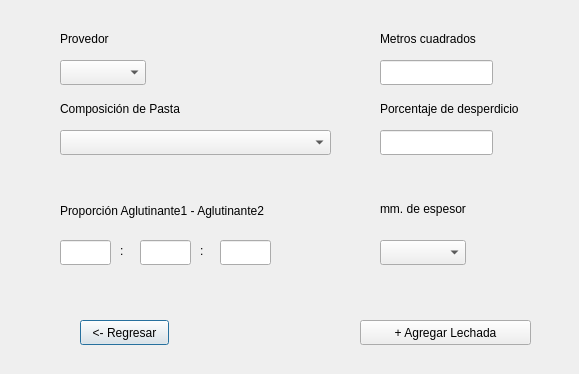
First picture: the form in pastas.ui, repository AleZavRan/Precios-Unitarios, before the edit.
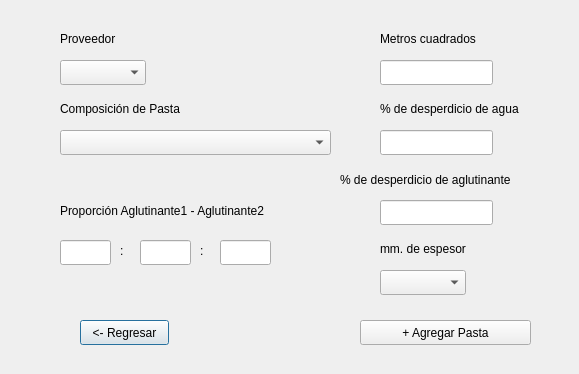
Second picture: the form after the edit.

Commit message: pastas section ended, except getCantidadAguaCemento function. concretos interface created

```diff
--- a/pastas.ui
+++ b/pastas.ui
@@ -59,7 +59,7 @@
     </rect>
    </property>
    <property name="text">
-    <string>+ Agregar Lechada</string>
+    <string>+ Agregar Pasta</string>
    </property>
   </widget>
   <widget class="QComboBox" name="comboBox_provedor">
@@ -82,7 +82,7 @@
     </rect>
    </property>
    <property name="text">
-    <string>Provedor</string>
+    <string>Proveedor</string>
    </property>
   </widget>
   <widget class="QComboBox" name="comboBox_Material">
@@ -187,14 +187,14 @@
     </rect>
    </property>
    <property name="text">
-    <string>Porcentaje de desperdicio</string>
+    <string>% de desperdicio de agua</string>
    </property>
   </widget>
   <widget class="QLabel" name="label_8">
    <property name="geometry">
     <rect>
      <x>380</x>
-     <y>200</y>
+     <y>240</y>
      <width>131</width>
      <height>17</height>
     </rect>
@@ -217,12 +217,35 @@
    <property name="geometry">
     <rect>
      <x>380</x>
-     <y>240</y>
+     <y>270</y>
      <width>86</width>
      <height>25</height>
     </rect>
    </property>
   </widget>
+  <widget class="QLabel" name="label_9">
+   <property name="geometry">
+    <rect>
+     <x>340</x>
+     <y>170</y>
+     <width>221</width>
+     <height>20</height>
+    </rect>
+   </property>
+   <property name="text">
+    <string>% de desperdicio de aglutinante</string>
+   </property>
+  </widget>
+  <widget class="QLineEdit" name="lineEdit_porcentajeDesperdicioAglutin">
+   <property name="geometry">
+    <rect>
+     <x>380</x>
+     <y>200</y>
+     <width>113</width>
+     <height>25</height>
+    </rect>
+   </property>
+  </widget>
  </widget>
  <resources/>
  <connections/>
```
Left out of the diff: 2 changed lines with no effect on the pictures. The commit also changes 6 other files.
